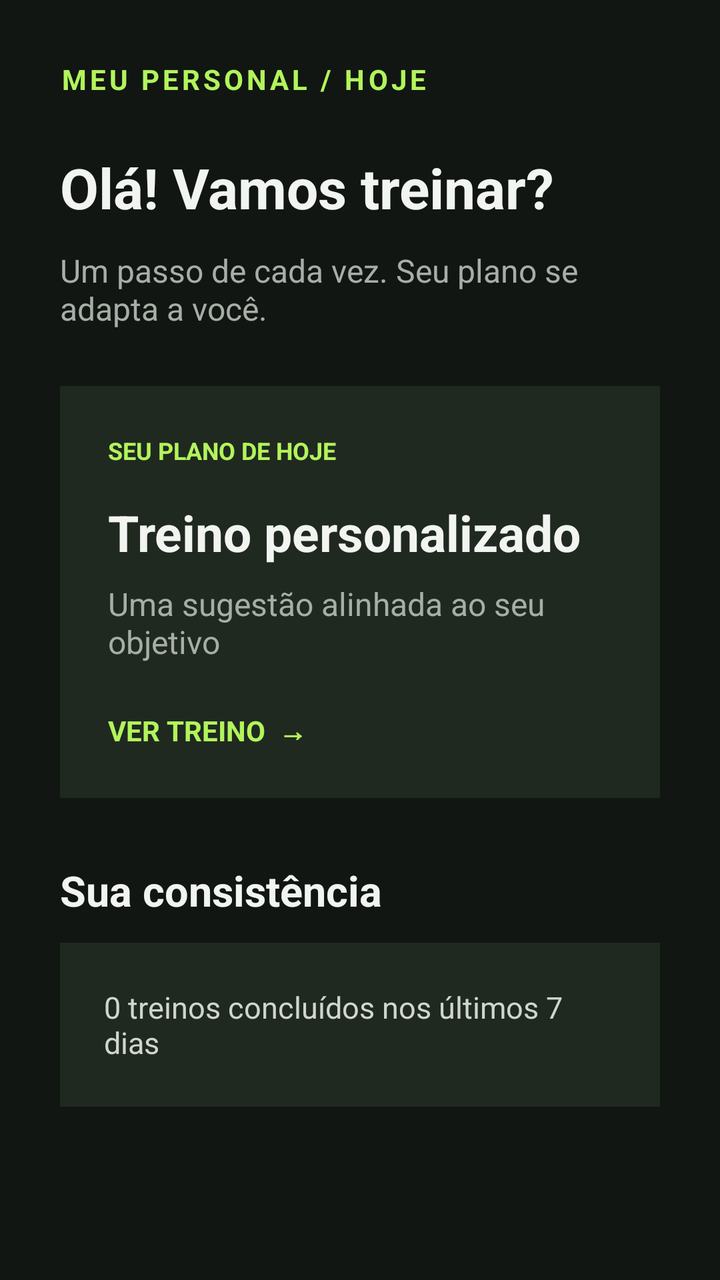
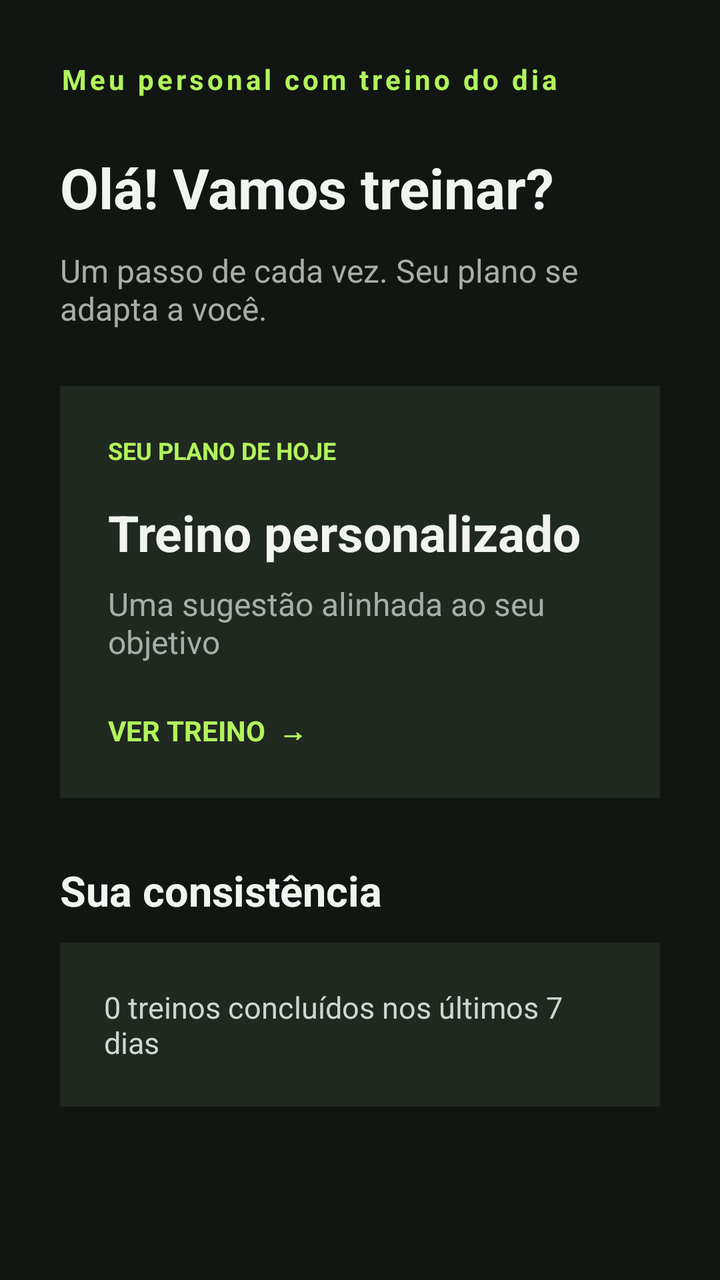

Screens rendered from an Android XML layout before and after an edit, with the pre-edit source and the edit as a unified diff.
<!-- AndroidManifest.xml: application theme Theme.MeuPersonal -->
<!-- res/layout/fragment_dashboard.xml -->
<?xml version="1.0" encoding="utf-8"?>
<ScrollView xmlns:android="http://schemas.android.com/apk/res/android"
    android:layout_width="match_parent"
    android:layout_height="match_parent"
    android:background="#111612"
    android:fillViewport="true">

    <LinearLayout
        android:layout_width="match_parent"
        android:layout_height="wrap_content"
        android:orientation="vertical"
        android:padding="30dp">

        <TextView
            android:layout_width="wrap_content"
            android:layout_height="wrap_content"
            android:text="MEU PERSONAL / HOJE"
            android:textColor="#B2F45B"
            android:textStyle="bold"
            android:letterSpacing="0.12"
            android:textSize="14sp" />

        <TextView
            android:id="@+id/textSaudacao"
            android:layout_width="match_parent"
            android:layout_height="wrap_content"
            android:layout_marginTop="26dp"
            android:text="Olá! Vamos treinar?"
            android:textColor="#F2F4F1"
            android:textSize="28sp"
            android:textStyle="bold" />

        <TextView
            android:layout_width="match_parent"
            android:layout_height="wrap_content"
            android:layout_marginTop="12dp"
            android:text="Um passo de cada vez. Seu plano se adapta a você."
            android:textColor="#A7AEA7"
            android:textSize="16sp" />

        <LinearLayout
            android:id="@+id/cardAcessoTreinoDia"
            android:layout_width="match_parent"
            android:layout_height="wrap_content"
            android:layout_marginTop="28dp"
            android:background="#202920"
            android:clickable="true"
            android:focusable="true"
            android:orientation="vertical"
            android:padding="24dp">

            <TextView
                android:layout_width="wrap_content"
                android:layout_height="wrap_content"
                android:text="SEU PLANO DE HOJE"
                android:textColor="#B2F45B"
                android:textStyle="bold"
                android:textSize="12sp" />

            <TextView
                android:id="@+id/textTituloPlano"
                android:layout_width="match_parent"
                android:layout_height="wrap_content"
                android:layout_marginTop="16dp"
                android:text="Treino personalizado"
                android:textColor="#F2F4F1"
                android:textSize="25sp"
                android:textStyle="bold" />

            <TextView
                android:id="@+id/textDescricaoPlano"
                android:layout_width="match_parent"
                android:layout_height="wrap_content"
                android:layout_marginTop="8dp"
                android:text="Uma sugestão alinhada ao seu objetivo"
                android:textColor="#A7AEA7"
                android:textSize="16sp" />

            <TextView
                android:layout_width="wrap_content"
                android:layout_height="wrap_content"
                android:layout_marginTop="24dp"
                android:text="VER TREINO  →"
                android:textColor="#B2F45B"
                android:textStyle="bold"
                android:textSize="14sp" />

        </LinearLayout>

        <TextView
            android:layout_width="wrap_content"
            android:layout_height="wrap_content"
            android:layout_marginTop="32dp"
            android:text="Sua consistência"
            android:textColor="#F2F4F1"
            android:textSize="21sp"
            android:textStyle="bold" />

        <TextView
            android:id="@+id/textConsistencia"
            android:layout_width="match_parent"
            android:layout_height="wrap_content"
            android:layout_marginTop="12dp"
            android:background="#202920"
            android:padding="22dp"
            android:text="0 treinos concluídos nos últimos 7 dias"
            android:textColor="#D0D5D0"
            android:textSize="15sp" />

    </LinearLayout>
</ScrollView>
<!-- resources referenced by this layout -->
<resources>
  <style name="Theme.MeuPersonal" parent="Base.Theme.MeuPersonal" />
  <style name="Base.Theme.MeuPersonal" parent="Theme.Material3.DayNight.NoActionBar">
          
          
      </style>
</resources>

<!-- the commit's change to res/layout/fragment_dashboard.xml (unified diff, before → after) -->
@@ -14,7 +14,7 @@
         <TextView
             android:layout_width="wrap_content"
             android:layout_height="wrap_content"
-            android:text="MEU PERSONAL / HOJE"
+            android:text="Meu personal com treino do dia"
             android:textColor="#B2F45B"
             android:textStyle="bold"
             android:letterSpacing="0.12"
